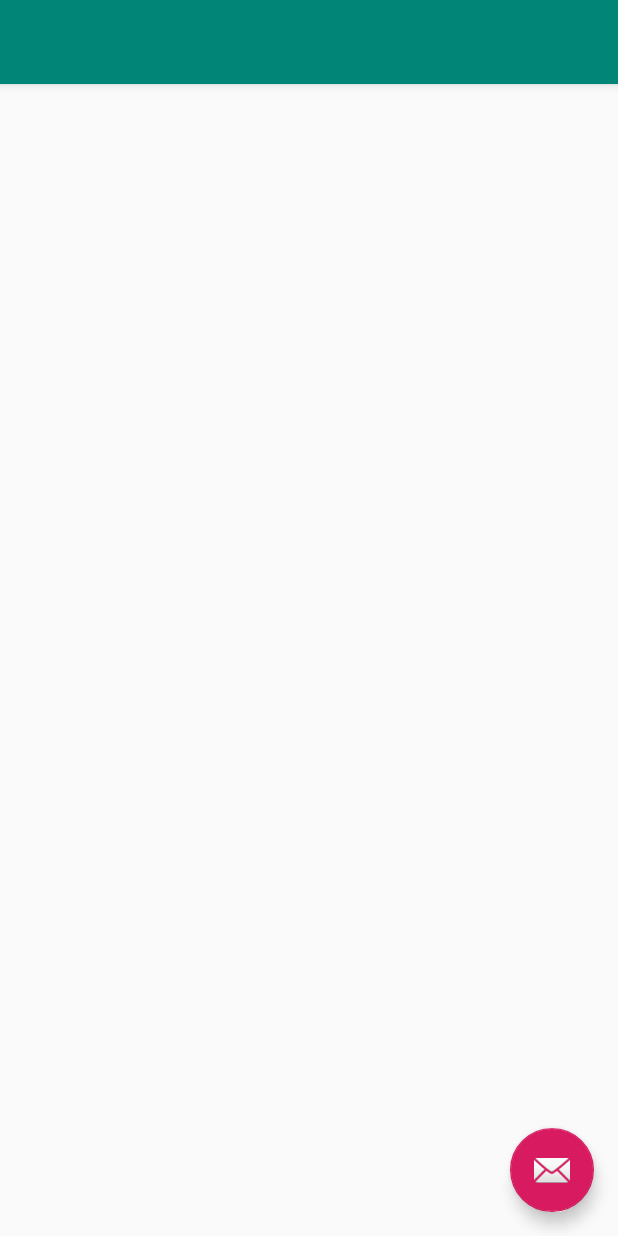
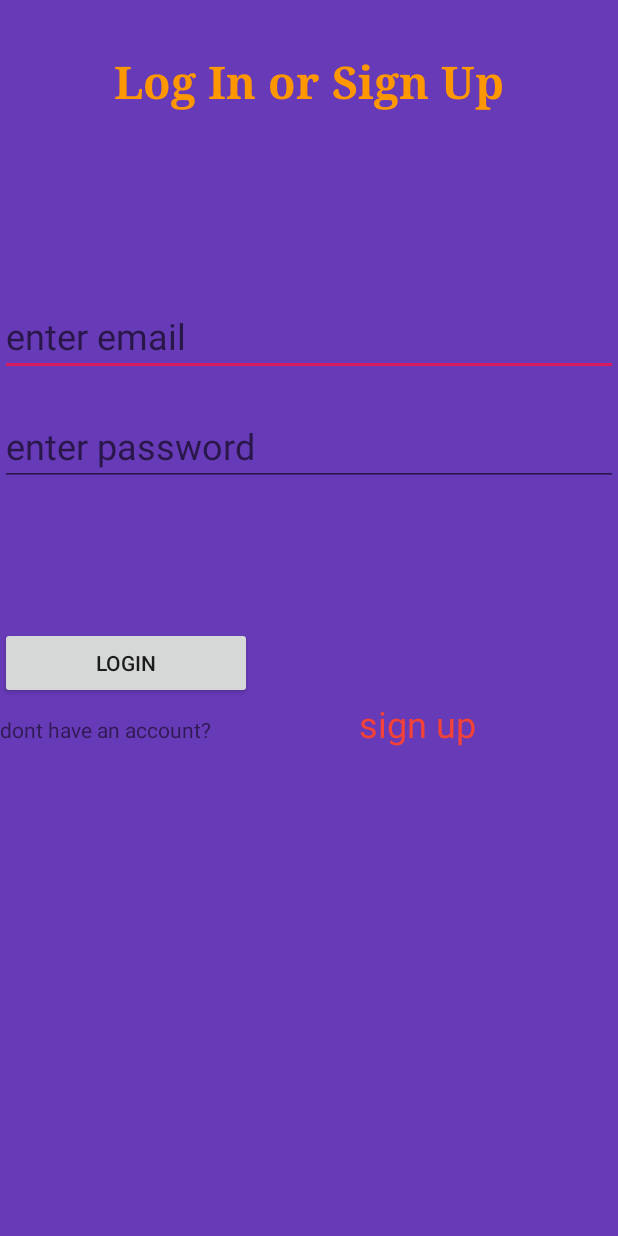
Before and after one commit to Arnab-Shanta-Anu/android-app, an Android app: the SignUpActivity screen opened directly, with no data from a screen before it, on a phone screen of 412 x 824 dp. Run offline under Robolectric (Android 15) with nearby library versions, the phone set to English and light mode, and no system bars; our stand-ins replace Firebase (no records; nobody signed in at launch, a user with empty details on screens opened directly).

Commit message:
errors in signupactivity

```diff
--- a/app/src/main/java/com/example/jobbank/SignUpActivity.java
+++ b/app/src/main/java/com/example/jobbank/SignUpActivity.java
@@ -1,8 +1,20 @@
 package com.example.jobbank;
 
+import android.content.Intent;
 import android.os.Bundle;
+import android.view.View;
+import android.widget.Button;
+import android.widget.EditText;
+import android.widget.TextView;
+import android.widget.Toast;
 
+import androidx.annotation.NonNull;
 import androidx.appcompat.app.AppCompatActivity;
+
+import com.google.android.gms.tasks.OnCompleteListener;
+import com.google.android.gms.tasks.Task;
+import com.google.firebase.auth.AuthResult;
+import com.google.firebase.auth.FirebaseAuth;
 
 public class SignUpActivity extends AppCompatActivity {
 
@@ -11,5 +23,82 @@ public class SignUpActivity extends AppCompatActivity {
         super.onCreate(savedInstanceState);
         setContentView(R.layout.activity_sign_up);
 
+        Intent intent;
+        Button btnLogin;
+        TextView tvSignUp;
+        EditText edtEmail,edtPass;
+        FirebaseAuth mAuth;
+        String email, password;
+
+            mAuth = FirebaseAuth.getInstance();
+            intent = new Intent(this, HomeActivity.class);
+
+            btnLogin = findViewById(R.id.btnLogIn);
+            tvSignUp = findViewById(R.id.tvSignUp);
+            edtEmail = findViewById(R.id.edtEmail);
+            edtPass = findViewById(R.id.edtPass);
+
+            btnLogin.setOnClickListener(new View.OnClickListener() {
+                @Override
+                public void onClick(View v) {
+                    email = edtEmail.getText().toString();
+                    password = edtPass.getText().toString();
+                    checkValid(email, password);
+
+
+                }
+            });
+
+            tvSignUp.setOnClickListener(new View.OnClickListener() {
+                @Override
+                public void onClick(View v) {
+
+                    startActivity(intent);
+                }
+            });
+        }
+
+        private void checkValid(String email, String password) {
+            if(email.isEmpty()){
+                edtEmail.setError("Enter an email address");
+                edtEmail.requestFocus();
+                return ;
+            }
+            if(password.isEmpty()){
+                edtPass.setError("Enter an password address");
+                edtPass.requestFocus();
+                return ;
+            }
+            if(password.length()<6){
+                edtPass.setError("password needs to be at least 6 characters");
+                edtPass.requestFocus();
+                return ;
+            }
+
+            if(!android.util.Patterns.EMAIL_ADDRESS.matcher(email).matches())
+            {
+                edtEmail.setError("Enter a valid email address");
+                edtEmail.requestFocus();
+                return ;
+            }
+            mAuth.createUserWithEmailAndPassword(email, password)
+                    .addOnCompleteListener(this, new OnCompleteListener<AuthResult>() {
+
+                        @Override
+                        public void onComplete(@NonNull Task<AuthResult> task) {
+                            //Toast.makeText(getApplicationContext(), "in OnComplete",Toast.LENGTH_SHORT).show();
+
+                            if (task.isSuccessful()) {
+                                edtEmail.setText("success");
+                                Toast.makeText(getApplicationContext(), "auth success",Toast.LENGTH_SHORT).show();
+                                startActivity(intent);
+                            } else {
+                                Toast.makeText(getApplicationContext(), "auth failed",Toast.LENGTH_SHORT).show();
+                            }
+                        }
+                    });
+
     }
 }
+
+//////////////////////////////
--- a/app/src/main/res/layout/activity_sign_up.xml
+++ b/app/src/main/res/layout/activity_sign_up.xml
@@ -1,33 +1,81 @@
 <?xml version="1.0" encoding="utf-8"?>
-<androidx.coordinatorlayout.widget.CoordinatorLayout xmlns:android="http://schemas.android.com/apk/res/android"
-    xmlns:app="http://schemas.android.com/apk/res-auto"
-    xmlns:tools="http://schemas.android.com/tools"
+<LinearLayout xmlns:android="http://schemas.android.com/apk/res/android"
     android:layout_width="match_parent"
     android:layout_height="match_parent"
-    tools:context=".SignUpActivity">
+    android:layout_gravity="center"
+    android:background="#673AB7"
+    android:orientation="vertical">
 
-    <com.google.android.material.appbar.AppBarLayout
+    <TextView
+        android:id="@+id/textView"
+        android:layout_width="match_parent"
+        android:layout_height="109dp"
+        android:layout_gravity="center"
+        android:height="50dp"
+        android:gravity="center"
+        android:text="Log In or Sign Up"
+        android:textColor="#FF9800"
+        android:textSize="30sp"
+        android:textStyle="bold"
+        android:typeface="serif" />
+
+    <Space
+        android:layout_width="match_parent"
+        android:layout_height="88dp" />
+
+    <EditText
+        android:id="@+id/edtEmail"
         android:layout_width="match_parent"
         android:layout_height="wrap_content"
-        android:theme="@style/AppTheme.AppBarOverlay">
+        android:ems="10"
+        android:hint="enter email"
+        android:inputType="textEmailAddress"
+        android:textSize="24sp" />
 
-        <androidx.appcompat.widget.Toolbar
-            android:id="@+id/toolbar"
+    <Space
+        android:layout_width="match_parent"
+        android:layout_height="20dp" />
+
+    <EditText
+        android:id="@+id/edtPass"
+        android:layout_width="match_parent"
+        android:layout_height="wrap_content"
+        android:ems="10"
+        android:hint="enter password"
+        android:inputType="textPassword"
+        android:textSize="24sp" />
+
+    <Space
+        android:layout_width="match_parent"
+        android:layout_height="94dp" />
+
+    <Button
+        android:id="@+id/btnLogIn"
+        android:layout_width="168dp"
+        android:layout_height="wrap_content"
+        android:text="Login" />
+
+    <LinearLayout
+        android:layout_width="match_parent"
+        android:layout_height="wrap_content"
+        android:orientation="horizontal">
+
+        <TextView
+            android:id="@+id/textView2"
+            android:layout_width="wrap_content"
+            android:layout_height="wrap_content"
+            android:text="dont have an account? " />
+
+        <TextView
+            android:id="@+id/tvSignUp"
             android:layout_width="match_parent"
-            android:layout_height="?attr/actionBarSize"
-            android:background="?attr/colorPrimary"
-            app:popupTheme="@style/AppTheme.PopupOverlay" />
+            android:layout_height="wrap_content"
+            android:clickable="true"
+            android:gravity="center"
+            android:text="sign up"
+            android:textColor="#F44336"
+            android:textSize="24sp" />
 
-    </com.google.android.material.appbar.AppBarLayout>
+    </LinearLayout>
 
-    <include layout="@layout/content_sign_up" />
-
-    <com.google.android.material.floatingactionbutton.FloatingActionButton
-        android:id="@+id/fab"
-        android:layout_width="wrap_content"
-        android:layout_height="wrap_content"
-        android:layout_gravity="bottom|end"
-        android:layout_margin="@dimen/fab_margin"
-        app:srcCompat="@android:drawable/ic_dialog_email" />
-
-</androidx.coordinatorlayout.widget.CoordinatorLayout>
+</LinearLayout>
--- a/app/src/main/res/layout/content_sign_up.xml
+++ /dev/null
@@ -1,11 +0,0 @@
-<?xml version="1.0" encoding="utf-8"?>
-<androidx.constraintlayout.widget.ConstraintLayout xmlns:android="http://schemas.android.com/apk/res/android"
-    xmlns:app="http://schemas.android.com/apk/res-auto"
-    xmlns:tools="http://schemas.android.com/tools"
-    android:layout_width="match_parent"
-    android:layout_height="match_parent"
-    app:layout_behavior="@string/appbar_scrolling_view_behavior"
-    tools:context=".SignUpActivity"
-    tools:showIn="@layout/activity_sign_up">
-
-</androidx.constraintlayout.widget.ConstraintLayout>
```
